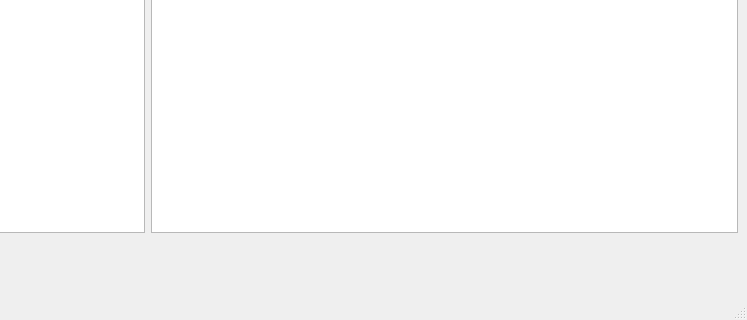
First picture: the form in ui/mainwindow.ui, repository denistred/coursework, before the edit; both pictures show x 120 to 867 and y 231 to 551 of the 867 by 551 pixel window.
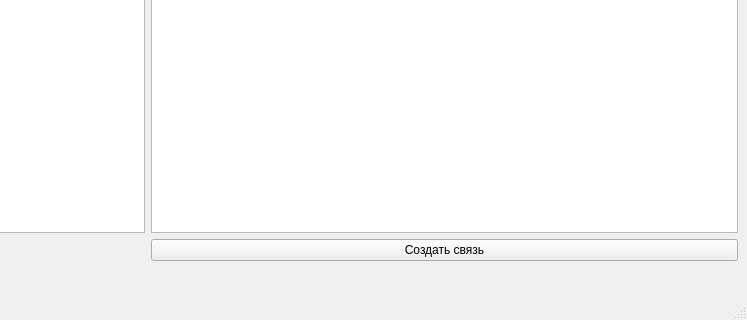
Second picture: the form after the edit. Custom widgets are drawn as their Qt base class.

Commit message: Relation system added

Patch:
```diff
--- a/ui/mainwindow.ui
+++ b/ui/mainwindow.ui
@@ -35,6 +35,13 @@
     <item row="0" column="0">
      <widget class="PersonListWidget" name="listWidget"/>
     </item>
+    <item row="1" column="1">
+     <widget class="QPushButton" name="addRelationButton">
+      <property name="text">
+       <string>Создать связь</string>
+      </property>
+     </widget>
+    </item>
    </layout>
   </widget>
   <widget class="QMenuBar" name="menubar">
```
The commit also changes 9 other files.
